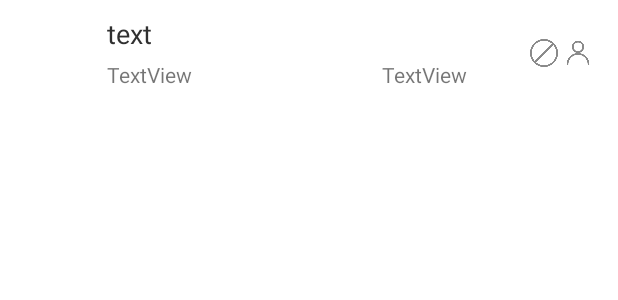
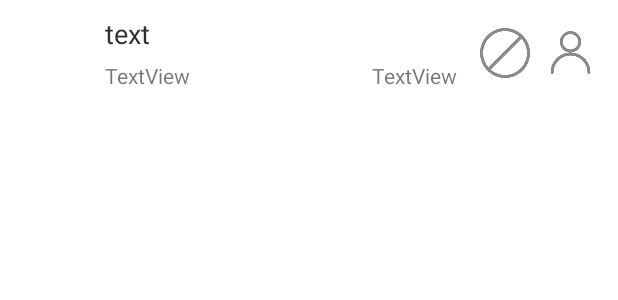
Before and after one commit to IrisTc/CCPM, an Android app: the layout member_item.xml on its own in the app's theme, with its tools: preview values and no code run, on a phone screen of 412 x 824 dp. Shown: the top 300 px of the screen. Run offline under Robolectric (Android 15) with nearby library versions, the phone set to English and light mode, and no system bars; plain views replace SimpleDraweeView.

```diff
--- a/app/src/main/res/layout/member_item.xml
+++ b/app/src/main/res/layout/member_item.xml
@@ -8,9 +8,8 @@
 
     <com.facebook.drawee.view.SimpleDraweeView
         android:id="@+id/member_avatar"
-        android:layout_width="fill_parent"
+        android:layout_width="50dp"
         android:layout_height="50dp"
-        android:layout_weight="2"
         android:contentDescription="@string/nav_header_desc"
         fresco:roundAsCircle="true"/>
 
@@ -18,7 +17,8 @@
     <LinearLayout
         android:layout_width="fill_parent"
         android:layout_height="match_parent"
-        android:layout_weight="0.6"
+        android:layout_weight="1"
+        android:layout_marginLeft="10dp"
         android:orientation="vertical">
 
         <TextView
@@ -26,39 +26,39 @@
             android:layout_width="fill_parent"
             android:layout_height="30dp"
             android:layout_gravity="center_vertical"
-            android:layout_marginLeft="10dp"
             android:text="text"
             android:textColor="@color/black"
             android:textSize="18dp" />
 
-        <LinearLayout
+        <androidx.constraintlayout.widget.ConstraintLayout
             android:layout_width="match_parent"
             android:layout_height="match_parent"
             android:orientation="horizontal">
 
             <TextView
+                app:layout_constraintLeft_toLeftOf="parent"
+                app:layout_constraintBottom_toBottomOf="parent"
                 android:id="@+id/member_email"
-                android:layout_width="fill_parent"
+                android:layout_width="wrap_content"
                 android:layout_height="wrap_content"
-                android:layout_marginLeft="10dp"
-                android:layout_weight="1"
                 android:text="TextView" />
 
             <TextView
+                app:layout_constraintRight_toRightOf="parent"
+                app:layout_constraintBottom_toBottomOf="parent"
                 android:id="@+id/member_position"
-                android:layout_width="fill_parent"
+                android:layout_width="wrap_content"
                 android:layout_height="wrap_content"
-                android:layout_weight="2"
                 android:text="TextView" />
 
-        </LinearLayout>
+        </androidx.constraintlayout.widget.ConstraintLayout>
 
     </LinearLayout>
 
     <LinearLayout
         android:layout_width="match_parent"
         android:layout_height="match_parent"
-        android:layout_marginRight="5dp"
+        android:layout_marginLeft="10dp"
         android:layout_weight="2"
         android:orientation="horizontal">
 
@@ -66,7 +66,7 @@
             android:id="@+id/member_delete_button"
             android:layout_width="fill_parent"
             android:layout_height="wrap_content"
-            android:padding="2dp"
+            android:padding="5dp"
             android:layout_gravity="center_vertical"
             android:layout_weight="0.5"
             android:background="#FFFFFF"
@@ -77,8 +77,7 @@
             android:id="@+id/member_personal_button"
             android:layout_width="fill_parent"
             android:layout_height="wrap_content"
-            android:padding="2dp"
-
+            android:padding="5dp"
             android:layout_gravity="center_vertical"
             android:layout_weight="0.5"
             android:background="#FFFFFF"
```
Also changed, not shown: app/src/main/java/com/iris/ccpm/ProjectDetailActivity.java (+65 -11 lines), app/src/main/java/com/iris/ccpm/adapter/MemberAdapter.java (+22 -1 lines), app/src/main/java/com/iris/ccpm/model/Member.java (+9 -0 lines), app/src/main/java/com/iris/ccpm/utils/NetCallBack.java (+11 -7 lines), app/src/main/res/drawable/ic_warn.png (added), 21 other files.
